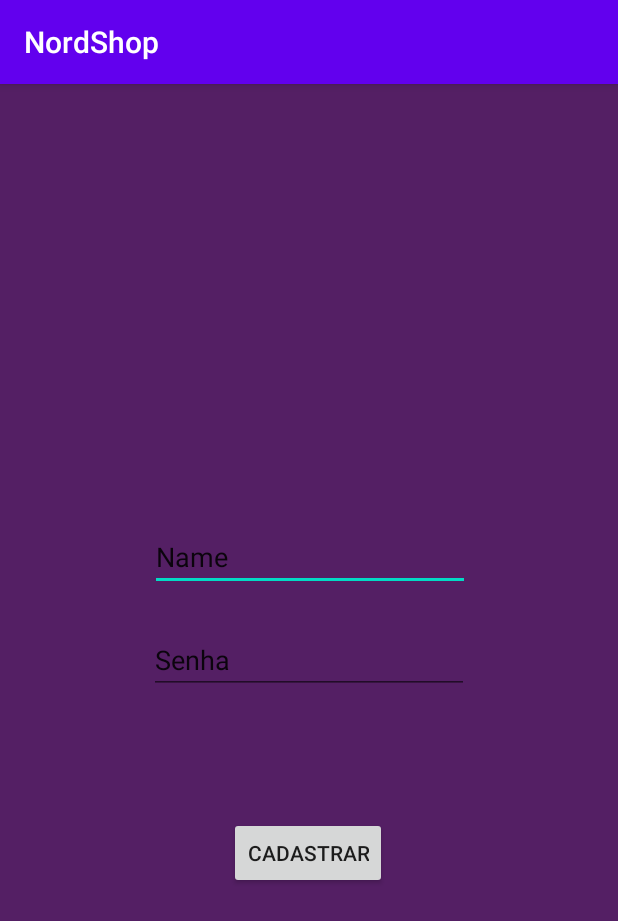
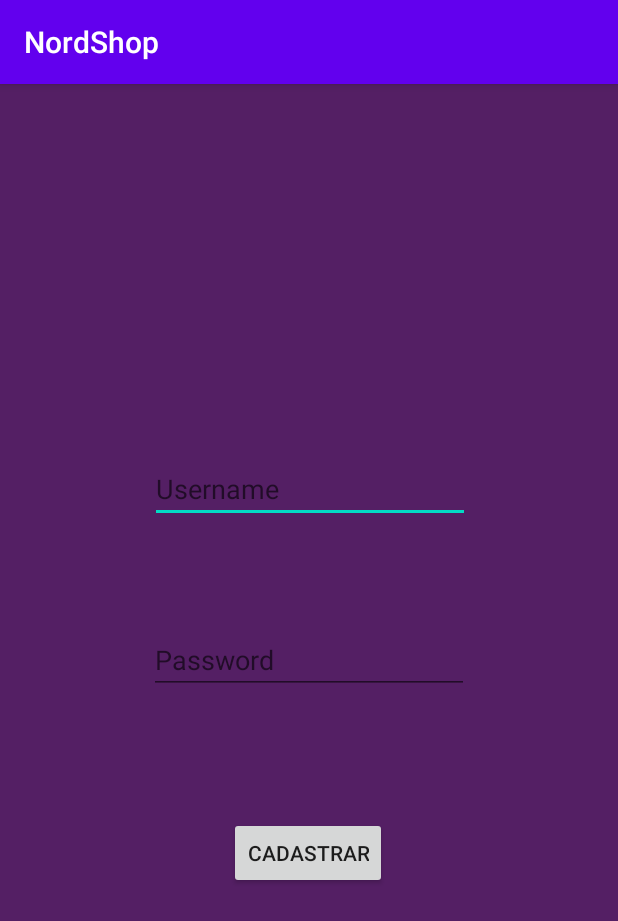
Before and after one commit to EzequielBitencourt/NordShop, an Android app: the screen it shows after launch (CadastroUsuarioActivity), after a tap on "CADASTRAR", on a phone screen of 412 x 824 dp. Shown: the top 921 px of the screen. Run offline under Robolectric (Android 15) with nearby library versions, the phone set to English and light mode, and no system bars; Roboto replaces fonts that are not available here.

Commit message:
Cadastro com validação no login adicionados

```diff
--- a/app/src/main/java/com/example/nordshop/TelaLogin.java
+++ b/app/src/main/java/com/example/nordshop/TelaLogin.java
@@ -1,5 +1,6 @@
 package com.example.nordshop;
 
+import android.content.Context;
 import android.content.Intent;
 import android.os.Bundle;
 import android.view.View;
@@ -8,6 +9,7 @@ import android.widget.EditText;
 
 import androidx.appcompat.app.AppCompatActivity;
 
+import com.example.nordshop.database.Conection;
 import com.example.nordshop.exception.IncorrectPasswordException;
 import com.example.nordshop.exception.UserNotFoundException;
 
@@ -16,12 +18,12 @@ public class TelaLogin extends AppCompatActivity {
     private Button buttonCadastro;
     private EditText inputUsuario;
     private EditText inputSenha;
-
+    Conection db;
     @Override
     protected void onCreate(Bundle savedInstanceState) {
         super.onCreate(savedInstanceState);
         setContentView(R.layout.activity_login);
-
+        db = new Conection(this);
         buttonLogin = (Button) findViewById(R.id.buttonLogin);
         buttonCadastro = (Button) findViewById(R.id.buttonCadastrarTelaLogin);
         inputUsuario = (EditText) findViewById(R.id.username);
@@ -44,11 +46,9 @@ public class TelaLogin extends AppCompatActivity {
     private void actionLogin() {
 
         try {
-            Login.entrar(inputUsuario.getText().toString(), inputSenha.getText().toString());
+            db.CheckUserNameAndPass(inputUsuario.getText().toString(), inputSenha.getText().toString());
             openCatalogo();
         } catch (UserNotFoundException e) {
-
-        } catch (IncorrectPasswordException e) {
 
         }
     }
@@ -62,4 +62,5 @@ public class TelaLogin extends AppCompatActivity {
         Intent intent = new Intent(this, CadastroUsuarioActivity.class);
         startActivity(intent);
     }
+
 }
--- a/app/src/main/java/com/example/nordshop/database/UsuarioDAO.java
+++ b/app/src/main/java/com/example/nordshop/database/UsuarioDAO.java
@@ -17,8 +17,10 @@ public class UsuarioDAO {
 
     public long inserir(Usuario usuario){
         ContentValues values = new ContentValues();
-        values.put("usuario",usuario.getUsuario());
+        values.put("userName",usuario.getUsuario());
         values.put("senha",usuario.getSenha());
        return banco.insert("usuario",null,values);
     }
+
+
 }
--- a/app/src/main/res/layout/activity_cadastro_usuario.xml
+++ b/app/src/main/res/layout/activity_cadastro_usuario.xml
@@ -24,25 +24,26 @@
         android:id="@+id/editTextPersonUsername"
         android:layout_width="wrap_content"
         android:layout_height="wrap_content"
+        android:hint="@string/prompt_username"
         android:ems="10"
         android:inputType="textPersonName"
-        android:text="Name"
         app:layout_constraintBottom_toBottomOf="parent"
         app:layout_constraintEnd_toEndOf="parent"
         app:layout_constraintHorizontal_bias="0.502"
         app:layout_constraintStart_toStartOf="parent"
         app:layout_constraintTop_toTopOf="parent"
-        app:layout_constraintVertical_bias="0.405" />
+        app:layout_constraintVertical_bias="0.342" />
 
     <EditText
         android:id="@+id/editTextPersonPassword"
         android:layout_width="wrap_content"
         android:layout_height="wrap_content"
+        android:hint="@string/prompt_password"
         android:ems="10"
-        android:inputType="textPersonName"
-        android:text="Senha"
+        android:inputType="textPassword"
         app:layout_constraintBottom_toBottomOf="parent"
         app:layout_constraintEnd_toEndOf="parent"
         app:layout_constraintStart_toStartOf="parent"
         app:layout_constraintTop_toTopOf="parent" />
+
 </androidx.constraintlayout.widget.ConstraintLayout>
--- a/app/src/main/res/values/strings.xml
+++ b/app/src/main/res/values/strings.xml
@@ -10,4 +10,6 @@
     <string name="invalid_username">Not a valid username</string>
     <string name="invalid_password">Password must be >5 characters</string>
     <string name="login_failed">"Login failed"</string>
+    <string name="usuario">Usuario</string>
+    <string name="senha">Senha</string>
 </resources>
```
Also changed, not shown: app/src/main/java/com/example/nordshop/Login.java (deleted, +0 -28 lines), app/src/main/java/com/example/nordshop/database/Conection.java (+15 -1 lines).
